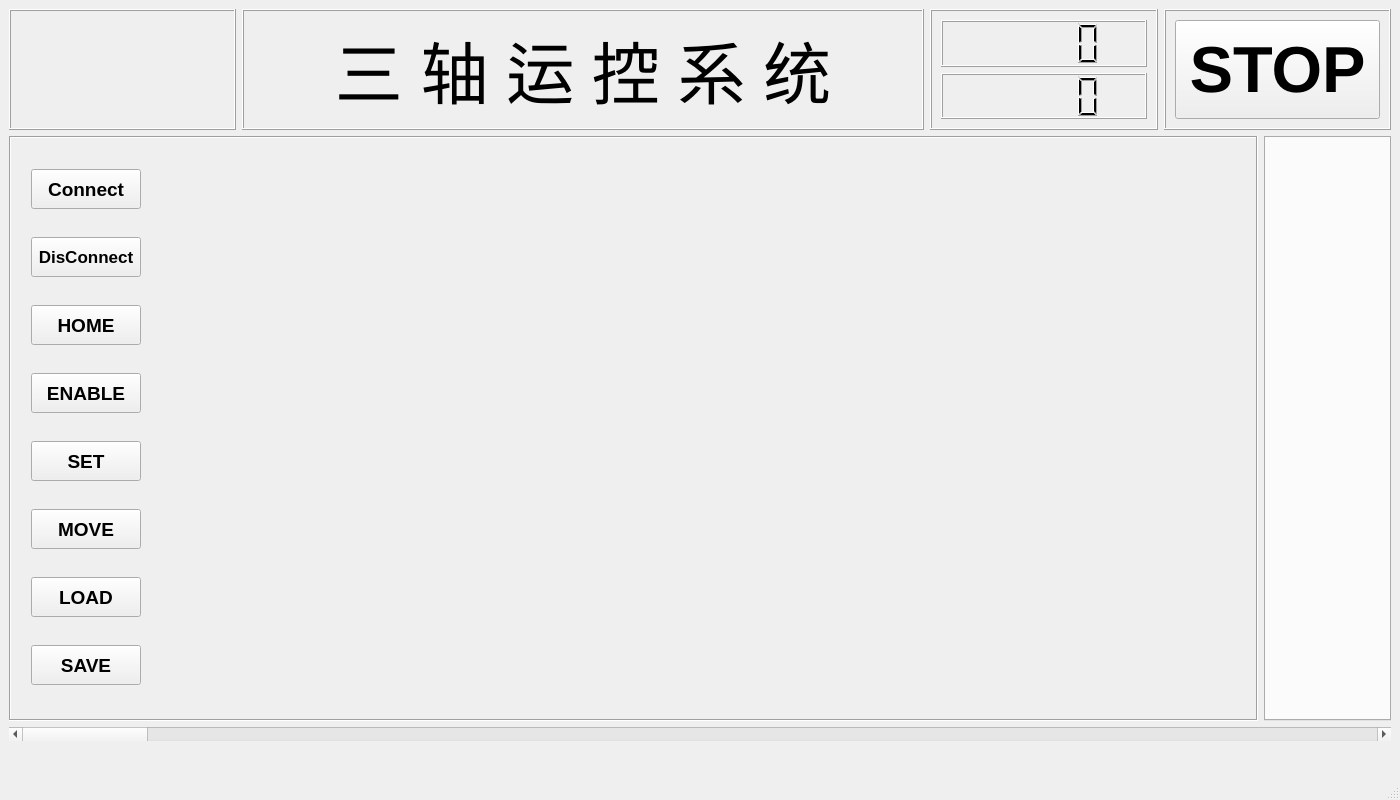
The window that mainwindow.ui (JintaoFeng/huawei_MotionStage_2) describes before a commit, drawn with Qt 5.
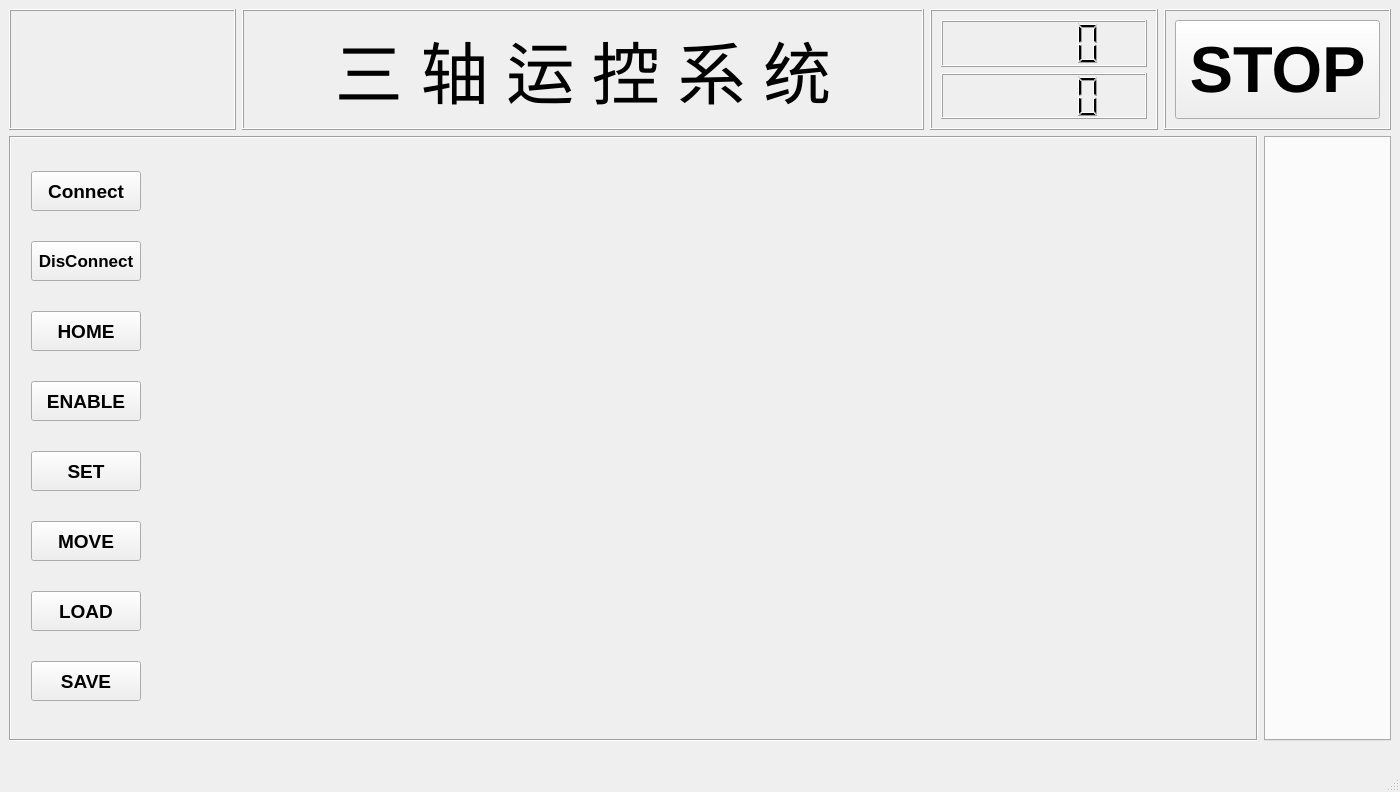
The same window after the commit.

Patch:
```diff
--- a/mainwindow.ui
+++ b/mainwindow.ui
@@ -7,7 +7,7 @@
     <x>0</x>
     <y>0</y>
     <width>1400</width>
-    <height>800</height>
+    <height>792</height>
    </rect>
   </property>
   <property name="sizePolicy">
@@ -25,7 +25,7 @@
   <property name="maximumSize">
    <size>
     <width>1400</width>
-    <height>800</height>
+    <height>792</height>
    </size>
   </property>
   <property name="mouseTracking">
@@ -34,6 +34,15 @@
   <property name="windowTitle">
    <string>MainWindow</string>
   </property>
+  <property name="autoFillBackground">
+   <bool>false</bool>
+  </property>
+  <property name="dockOptions">
+   <set>QMainWindow::AllowTabbedDocks|QMainWindow::AnimatedDocks|QMainWindow::GroupedDragging</set>
+  </property>
+  <property name="unifiedTitleAndToolBarOnMac">
+   <bool>true</bool>
+  </property>
   <widget class="QWidget" name="centralwidget">
    <property name="sizePolicy">
     <sizepolicy hsizetype="Fixed" vsizetype="Fixed">
@@ -53,7 +62,7 @@
      <height>750</height>
     </size>
    </property>
-   <layout class="QVBoxLayout" name="verticalLayout" stretch="1,6,0">
+   <layout class="QVBoxLayout" name="verticalLayout" stretch="1,6">
     <item>
      <layout class="QHBoxLayout" name="horizontalLayout" stretch="1,3,1,1">
       <item>
@@ -414,13 +423,6 @@
       </item>
      </layout>
     </item>
-    <item>
-     <widget class="QScrollBar" name="horizontalScrollBar">
-      <property name="orientation">
-       <enum>Qt::Horizontal</enum>
-      </property>
-     </widget>
-    </item>
    </layout>
   </widget>
   <widget class="QMenuBar" name="menubar">
```
